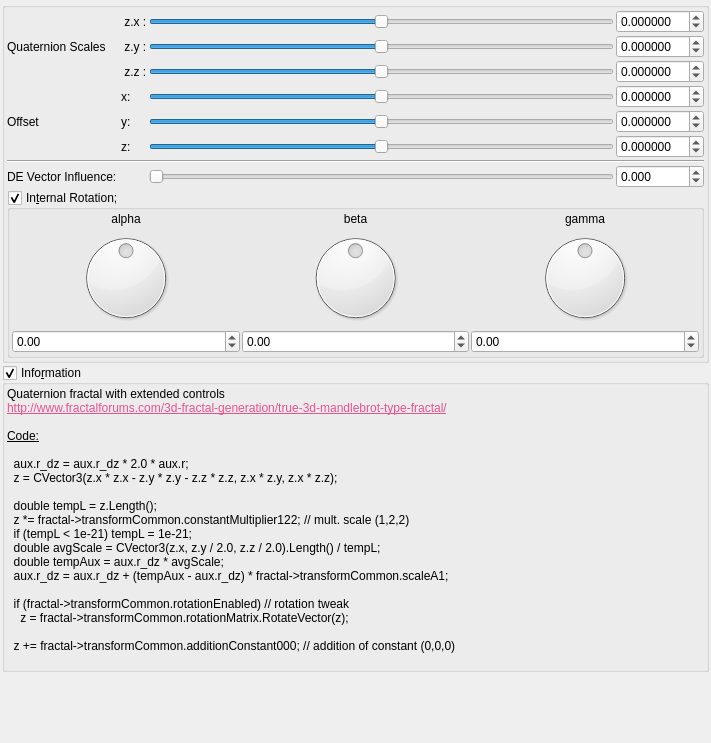
First picture: the form in mandelbulber2/qt_data/fractal_quaternion3D.ui, repository buddhi1980/mandelbulber2, before the edit.
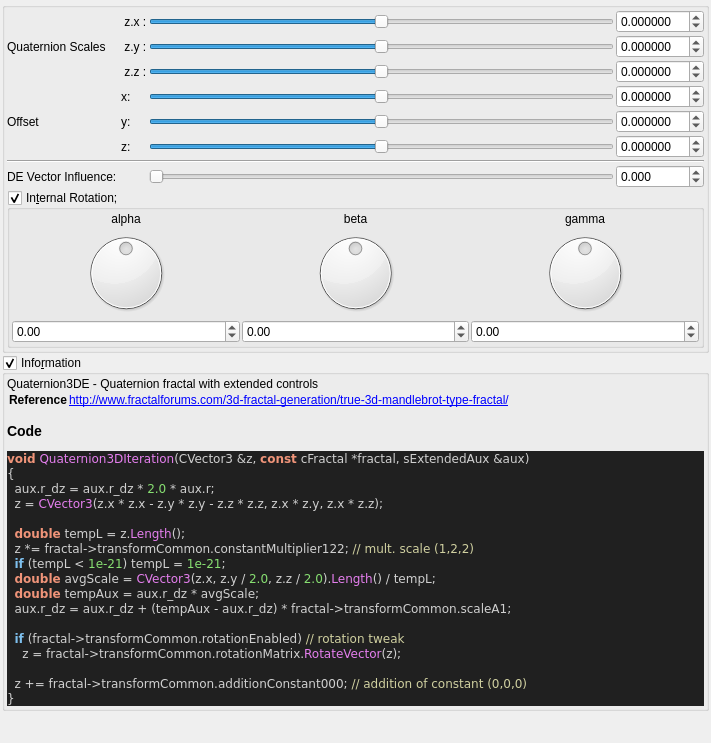
Second picture: the form after the edit. Custom widgets are drawn as their Qt base class.

Patch:
```diff
--- a/mandelbulber2/qt_data/fractal_quaternion3D.ui
+++ b/mandelbulber2/qt_data/fractal_quaternion3D.ui
@@ -704,35 +704,41 @@
        <number>2</number>
       </property>
       <item>
-       <widget class="QLabel" name="label_5">
-        <property name="layoutDirection">
-         <enum>Qt::RightToLeft</enum>
-        </property>
+       <widget class="QLabel" name="label_code_content">
         <property name="text">
-         <string>&lt;!DOCTYPE HTML PUBLIC &quot;-//W3C//DTD HTML 4.0//EN&quot; &quot;http://www.w3.org/TR/REC-html40/strict.dtd&quot;&gt;
-&lt;html&gt;&lt;head&gt;&lt;meta name=&quot;qrichtext&quot; content=&quot;1&quot; /&gt;&lt;style type=&quot;text/css&quot;&gt;
-p, li { white-space: pre-wrap; }
-&lt;/style&gt;&lt;/head&gt;&lt;body&gt;
-&lt;p style=&quot; margin-top:0px; margin-bottom:0px; margin-left:0px; margin-right:0px; -qt-block-indent:0; text-indent:0px;&quot;&gt;Quaternion fractal with extended controls&lt;/p&gt;
-&lt;p style=&quot; margin-top:0px; margin-bottom:0px; margin-left:0px; margin-right:0px; -qt-block-indent:0; text-indent:0px;&quot;&gt;&lt;a href=&quot;http://www.fractalforums.com/3d-fractal-generation/true-3d-mandlebrot-type-fractal/&quot;&gt;&lt;span style=&quot; text-decoration: underline; color:#e85290;&quot;&gt;http://www.fractalforums.com/3d-fractal-generation/true-3d-mandlebrot-type-fractal/&lt;/span&gt;&lt;/a&gt;&lt;/p&gt;
-&lt;p style=&quot;-qt-paragraph-type:empty; margin-top:0px; margin-bottom:0px; margin-left:0px; margin-right:0px; -qt-block-indent:0; text-indent:0px;&quot;&gt;&lt;br /&gt;&lt;/p&gt;
-&lt;p style=&quot; margin-top:0px; margin-bottom:0px; margin-left:0px; margin-right:0px; -qt-block-indent:0; text-indent:0px;&quot;&gt;&lt;span style=&quot; text-decoration: underline;&quot;&gt;Code:&lt;/span&gt;&lt;/p&gt;
-&lt;p style=&quot;-qt-paragraph-type:empty; margin-top:0px; margin-bottom:0px; margin-left:0px; margin-right:0px; -qt-block-indent:0; text-indent:0px; text-decoration: underline;&quot;&gt;&lt;br /&gt;&lt;/p&gt;
-&lt;p style=&quot; margin-top:0px; margin-bottom:0px; margin-left:0px; margin-right:0px; -qt-block-indent:0; text-indent:0px;&quot;&gt;  aux.r_dz = aux.r_dz * 2.0 * aux.r;&lt;/p&gt;
-&lt;p style=&quot; margin-top:0px; margin-bottom:0px; margin-left:0px; margin-right:0px; -qt-block-indent:0; text-indent:0px;&quot;&gt;  z = CVector3(z.x * z.x - z.y * z.y - z.z * z.z, z.x * z.y, z.x * z.z);&lt;/p&gt;
-&lt;p style=&quot;-qt-paragraph-type:empty; margin-top:0px; margin-bottom:0px; margin-left:0px; margin-right:0px; -qt-block-indent:0; text-indent:0px;&quot;&gt;&lt;br /&gt;&lt;/p&gt;
-&lt;p style=&quot; margin-top:0px; margin-bottom:0px; margin-left:0px; margin-right:0px; -qt-block-indent:0; text-indent:0px;&quot;&gt;  double tempL = z.Length();&lt;/p&gt;
-&lt;p style=&quot; margin-top:0px; margin-bottom:0px; margin-left:0px; margin-right:0px; -qt-block-indent:0; text-indent:0px;&quot;&gt;  z *= fractal-&amp;gt;transformCommon.constantMultiplier122; // mult. scale (1,2,2)&lt;/p&gt;
-&lt;p style=&quot; margin-top:0px; margin-bottom:0px; margin-left:0px; margin-right:0px; -qt-block-indent:0; text-indent:0px;&quot;&gt;  if (tempL &amp;lt; 1e-21) tempL = 1e-21;&lt;/p&gt;
-&lt;p style=&quot; margin-top:0px; margin-bottom:0px; margin-left:0px; margin-right:0px; -qt-block-indent:0; text-indent:0px;&quot;&gt;  double avgScale = CVector3(z.x, z.y / 2.0, z.z / 2.0).Length() / tempL;&lt;/p&gt;
-&lt;p style=&quot; margin-top:0px; margin-bottom:0px; margin-left:0px; margin-right:0px; -qt-block-indent:0; text-indent:0px;&quot;&gt;  double tempAux = aux.r_dz * avgScale;&lt;/p&gt;
-&lt;p style=&quot; margin-top:0px; margin-bottom:0px; margin-left:0px; margin-right:0px; -qt-block-indent:0; text-indent:0px;&quot;&gt;  aux.r_dz = aux.r_dz + (tempAux - aux.r_dz) * fractal-&amp;gt;transformCommon.scaleA1;&lt;/p&gt;
-&lt;p style=&quot;-qt-paragraph-type:empty; margin-top:0px; margin-bottom:0px; margin-left:0px; margin-right:0px; -qt-block-indent:0; text-indent:0px;&quot;&gt;&lt;br /&gt;&lt;/p&gt;
-&lt;p style=&quot; margin-top:0px; margin-bottom:0px; margin-left:0px; margin-right:0px; -qt-block-indent:0; text-indent:0px;&quot;&gt;  if (fractal-&amp;gt;transformCommon.rotationEnabled) // rotation tweak&lt;/p&gt;
-&lt;p style=&quot; margin-top:0px; margin-bottom:0px; margin-left:0px; margin-right:0px; -qt-block-indent:0; text-indent:0px;&quot;&gt;    z = fractal-&amp;gt;transformCommon.rotationMatrix.RotateVector(z);&lt;/p&gt;
-&lt;p style=&quot;-qt-paragraph-type:empty; margin-top:0px; margin-bottom:0px; margin-left:0px; margin-right:0px; -qt-block-indent:0; text-indent:0px;&quot;&gt;&lt;br /&gt;&lt;/p&gt;
-&lt;p style=&quot; margin-top:0px; margin-bottom:0px; margin-left:0px; margin-right:0px; -qt-block-indent:0; text-indent:0px;&quot;&gt;  z += fractal-&amp;gt;transformCommon.additionConstant000; // addition of constant (0,0,0)&lt;/p&gt;
-&lt;p style=&quot;-qt-paragraph-type:empty; margin-top:0px; margin-bottom:0px; margin-left:0px; margin-right:0px; -qt-block-indent:0; text-indent:0px;&quot;&gt;&lt;br /&gt;&lt;/p&gt;&lt;/body&gt;&lt;/html&gt;</string>
+         <string>&lt;p&gt;Quaternion3DE - Quaternion fractal with extended controls&lt;/p&gt;&lt;table&gt;
+&lt;tr&gt;&lt;th&gt;Reference&lt;/th&gt;&lt;td&gt;&lt;a href=&quot;http://www.fractalforums.com/3d-fractal-generation/true-3d-mandlebrot-type-fractal/&quot;&gt;http://www.fractalforums.com/3d-fractal-generation/true-3d-mandlebrot-type-fractal/&lt;/a&gt;&lt;/td&gt;&lt;/tr&gt;
+&lt;/table&gt;
+&lt;h3&gt;Code&lt;/h3&gt;
+&lt;!DOCTYPE HTML PUBLIC &quot;-//W3C//DTD HTML 4.0 Transitional//EN&quot;&gt;
+&lt;html&gt;
+&lt;head&gt;
+&lt;meta http-equiv=&quot;content-type&quot; content=&quot;text/html; charset=ISO-8859-1&quot;&gt;
+&lt;title&gt;Source file&lt;/title&gt;
+&lt;/head&gt;
+&lt;body style=&quot;background-color:#202020&quot;&gt;
+&lt;pre style=&quot;color:#d0d0d0; background-color:#202020;  font-family:'Courier New';&quot;&gt;&lt;span style=&quot;color:#f09479; font-weight:bold&quot;&gt;void&lt;/span&gt; &lt;span style=&quot;color:#e47eed&quot;&gt;Quaternion3DIteration&lt;/span&gt;&lt;span style=&quot;color:#d0d0d0&quot;&gt;(&lt;/span&gt;CVector3 &lt;span style=&quot;color:#d0d0d0&quot;&gt;&amp;amp;&lt;/span&gt;z&lt;span style=&quot;color:#d0d0d0&quot;&gt;,&lt;/span&gt; &lt;span style=&quot;color:#f09479; font-weight:bold&quot;&gt;const&lt;/span&gt; cFractal &lt;span style=&quot;color:#d0d0d0&quot;&gt;*&lt;/span&gt;fractal&lt;span style=&quot;color:#d0d0d0&quot;&gt;,&lt;/span&gt; sExtendedAux &lt;span style=&quot;color:#d0d0d0&quot;&gt;&amp;amp;&lt;/span&gt;aux&lt;span style=&quot;color:#d0d0d0&quot;&gt;)&lt;/span&gt;
+&lt;span style=&quot;color:#d0d0d0&quot;&gt;{&lt;/span&gt;
+  aux&lt;span style=&quot;color:#d0d0d0&quot;&gt;.&lt;/span&gt;r_dz &lt;span style=&quot;color:#d0d0d0&quot;&gt;=&lt;/span&gt; aux&lt;span style=&quot;color:#d0d0d0&quot;&gt;.&lt;/span&gt;r_dz &lt;span style=&quot;color:#d0d0d0&quot;&gt;*&lt;/span&gt; &lt;span style=&quot;color:#87df71&quot;&gt;2.0&lt;/span&gt; &lt;span style=&quot;color:#d0d0d0&quot;&gt;*&lt;/span&gt; aux&lt;span style=&quot;color:#d0d0d0&quot;&gt;.&lt;/span&gt;r&lt;span style=&quot;color:#d0d0d0&quot;&gt;;&lt;/span&gt;
+  z &lt;span style=&quot;color:#d0d0d0&quot;&gt;=&lt;/span&gt; &lt;span style=&quot;color:#e47eed&quot;&gt;CVector3&lt;/span&gt;&lt;span style=&quot;color:#d0d0d0&quot;&gt;(&lt;/span&gt;z&lt;span style=&quot;color:#d0d0d0&quot;&gt;.&lt;/span&gt;x &lt;span style=&quot;color:#d0d0d0&quot;&gt;*&lt;/span&gt; z&lt;span style=&quot;color:#d0d0d0&quot;&gt;.&lt;/span&gt;x &lt;span style=&quot;color:#d0d0d0&quot;&gt;-&lt;/span&gt; z&lt;span style=&quot;color:#d0d0d0&quot;&gt;.&lt;/span&gt;y &lt;span style=&quot;color:#d0d0d0&quot;&gt;*&lt;/span&gt; z&lt;span style=&quot;color:#d0d0d0&quot;&gt;.&lt;/span&gt;y &lt;span style=&quot;color:#d0d0d0&quot;&gt;-&lt;/span&gt; z&lt;span style=&quot;color:#d0d0d0&quot;&gt;.&lt;/span&gt;z &lt;span style=&quot;color:#d0d0d0&quot;&gt;*&lt;/span&gt; z&lt;span style=&quot;color:#d0d0d0&quot;&gt;.&lt;/span&gt;z&lt;span style=&quot;color:#d0d0d0&quot;&gt;,&lt;/span&gt; z&lt;span style=&quot;color:#d0d0d0&quot;&gt;.&lt;/span&gt;x &lt;span style=&quot;color:#d0d0d0&quot;&gt;*&lt;/span&gt; z&lt;span style=&quot;color:#d0d0d0&quot;&gt;.&lt;/span&gt;y&lt;span style=&quot;color:#d0d0d0&quot;&gt;,&lt;/span&gt; z&lt;span style=&quot;color:#d0d0d0&quot;&gt;.&lt;/span&gt;x &lt;span style=&quot;color:#d0d0d0&quot;&gt;*&lt;/span&gt; z&lt;span style=&quot;color:#d0d0d0&quot;&gt;.&lt;/span&gt;z&lt;span style=&quot;color:#d0d0d0&quot;&gt;);&lt;/span&gt;
+
+  &lt;span style=&quot;color:#f09479; font-weight:bold&quot;&gt;double&lt;/span&gt; tempL &lt;span style=&quot;color:#d0d0d0&quot;&gt;=&lt;/span&gt; z&lt;span style=&quot;color:#d0d0d0&quot;&gt;.&lt;/span&gt;&lt;span style=&quot;color:#e47eed&quot;&gt;Length&lt;/span&gt;&lt;span style=&quot;color:#d0d0d0&quot;&gt;();&lt;/span&gt;
+  z &lt;span style=&quot;color:#d0d0d0&quot;&gt;*=&lt;/span&gt; fractal&lt;span style=&quot;color:#d0d0d0&quot;&gt;-&amp;gt;&lt;/span&gt;transformCommon&lt;span style=&quot;color:#d0d0d0&quot;&gt;.&lt;/span&gt;constantMultiplier122&lt;span style=&quot;color:#d0d0d0&quot;&gt;;&lt;/span&gt; &lt;span style=&quot;color:#d0d0a0&quot;&gt;// mult. scale (1,2,2)&lt;/span&gt;
+  &lt;span style=&quot;color:#7ec0ee; font-weight:bold&quot;&gt;if&lt;/span&gt; &lt;span style=&quot;color:#d0d0d0&quot;&gt;(&lt;/span&gt;tempL &lt;span style=&quot;color:#d0d0d0&quot;&gt;&amp;lt;&lt;/span&gt; &lt;span style=&quot;color:#87df71&quot;&gt;1e-21&lt;/span&gt;&lt;span style=&quot;color:#d0d0d0&quot;&gt;)&lt;/span&gt; tempL &lt;span style=&quot;color:#d0d0d0&quot;&gt;=&lt;/span&gt; &lt;span style=&quot;color:#87df71&quot;&gt;1e-21&lt;/span&gt;&lt;span style=&quot;color:#d0d0d0&quot;&gt;;&lt;/span&gt;
+  &lt;span style=&quot;color:#f09479; font-weight:bold&quot;&gt;double&lt;/span&gt; avgScale &lt;span style=&quot;color:#d0d0d0&quot;&gt;=&lt;/span&gt; &lt;span style=&quot;color:#e47eed&quot;&gt;CVector3&lt;/span&gt;&lt;span style=&quot;color:#d0d0d0&quot;&gt;(&lt;/span&gt;z&lt;span style=&quot;color:#d0d0d0&quot;&gt;.&lt;/span&gt;x&lt;span style=&quot;color:#d0d0d0&quot;&gt;,&lt;/span&gt; z&lt;span style=&quot;color:#d0d0d0&quot;&gt;.&lt;/span&gt;y &lt;span style=&quot;color:#d0d0d0&quot;&gt;/&lt;/span&gt; &lt;span style=&quot;color:#87df71&quot;&gt;2.0&lt;/span&gt;&lt;span style=&quot;color:#d0d0d0&quot;&gt;,&lt;/span&gt; z&lt;span style=&quot;color:#d0d0d0&quot;&gt;.&lt;/span&gt;z &lt;span style=&quot;color:#d0d0d0&quot;&gt;/&lt;/span&gt; &lt;span style=&quot;color:#87df71&quot;&gt;2.0&lt;/span&gt;&lt;span style=&quot;color:#d0d0d0&quot;&gt;).&lt;/span&gt;&lt;span style=&quot;color:#e47eed&quot;&gt;Length&lt;/span&gt;&lt;span style=&quot;color:#d0d0d0&quot;&gt;() /&lt;/span&gt; tempL&lt;span style=&quot;color:#d0d0d0&quot;&gt;;&lt;/span&gt;
+  &lt;span style=&quot;color:#f09479; font-weight:bold&quot;&gt;double&lt;/span&gt; tempAux &lt;span style=&quot;color:#d0d0d0&quot;&gt;=&lt;/span&gt; aux&lt;span style=&quot;color:#d0d0d0&quot;&gt;.&lt;/span&gt;r_dz &lt;span style=&quot;color:#d0d0d0&quot;&gt;*&lt;/span&gt; avgScale&lt;span style=&quot;color:#d0d0d0&quot;&gt;;&lt;/span&gt;
+  aux&lt;span style=&quot;color:#d0d0d0&quot;&gt;.&lt;/span&gt;r_dz &lt;span style=&quot;color:#d0d0d0&quot;&gt;=&lt;/span&gt; aux&lt;span style=&quot;color:#d0d0d0&quot;&gt;.&lt;/span&gt;r_dz &lt;span style=&quot;color:#d0d0d0&quot;&gt;+ (&lt;/span&gt;tempAux &lt;span style=&quot;color:#d0d0d0&quot;&gt;-&lt;/span&gt; aux&lt;span style=&quot;color:#d0d0d0&quot;&gt;.&lt;/span&gt;r_dz&lt;span style=&quot;color:#d0d0d0&quot;&gt;) *&lt;/span&gt; fractal&lt;span style=&quot;color:#d0d0d0&quot;&gt;-&amp;gt;&lt;/span&gt;transformCommon&lt;span style=&quot;color:#d0d0d0&quot;&gt;.&lt;/span&gt;scaleA1&lt;span style=&quot;color:#d0d0d0&quot;&gt;;&lt;/span&gt;
+
+  &lt;span style=&quot;color:#7ec0ee; font-weight:bold&quot;&gt;if&lt;/span&gt; &lt;span style=&quot;color:#d0d0d0&quot;&gt;(&lt;/span&gt;fractal&lt;span style=&quot;color:#d0d0d0&quot;&gt;-&amp;gt;&lt;/span&gt;transformCommon&lt;span style=&quot;color:#d0d0d0&quot;&gt;.&lt;/span&gt;rotationEnabled&lt;span style=&quot;color:#d0d0d0&quot;&gt;)&lt;/span&gt; &lt;span style=&quot;color:#d0d0a0&quot;&gt;// rotation tweak&lt;/span&gt;
+    z &lt;span style=&quot;color:#d0d0d0&quot;&gt;=&lt;/span&gt; fractal&lt;span style=&quot;color:#d0d0d0&quot;&gt;-&amp;gt;&lt;/span&gt;transformCommon&lt;span style=&quot;color:#d0d0d0&quot;&gt;.&lt;/span&gt;rotationMatrix&lt;span style=&quot;color:#d0d0d0&quot;&gt;.&lt;/span&gt;&lt;span style=&quot;color:#e47eed&quot;&gt;RotateVector&lt;/span&gt;&lt;span style=&quot;color:#d0d0d0&quot;&gt;(&lt;/span&gt;z&lt;span style=&quot;color:#d0d0d0&quot;&gt;);&lt;/span&gt;
+
+  z &lt;span style=&quot;color:#d0d0d0&quot;&gt;+=&lt;/span&gt; fractal&lt;span style=&quot;color:#d0d0d0&quot;&gt;-&amp;gt;&lt;/span&gt;transformCommon&lt;span style=&quot;color:#d0d0d0&quot;&gt;.&lt;/span&gt;additionConstant000&lt;span style=&quot;color:#d0d0d0&quot;&gt;;&lt;/span&gt; &lt;span style=&quot;color:#d0d0a0&quot;&gt;// addition of constant (0,0,0)&lt;/span&gt;
+&lt;span style=&quot;color:#d0d0d0&quot;&gt;}&lt;/span&gt;
+&lt;/pre&gt;
+&lt;/body&gt;
+&lt;/html&gt;
+&lt;!--HTML generated by highlight 3.9, http://www.andre-simon.de/--&gt;
+</string>
         </property>
         <property name="wordWrap">
          <bool>true</bool>
```
